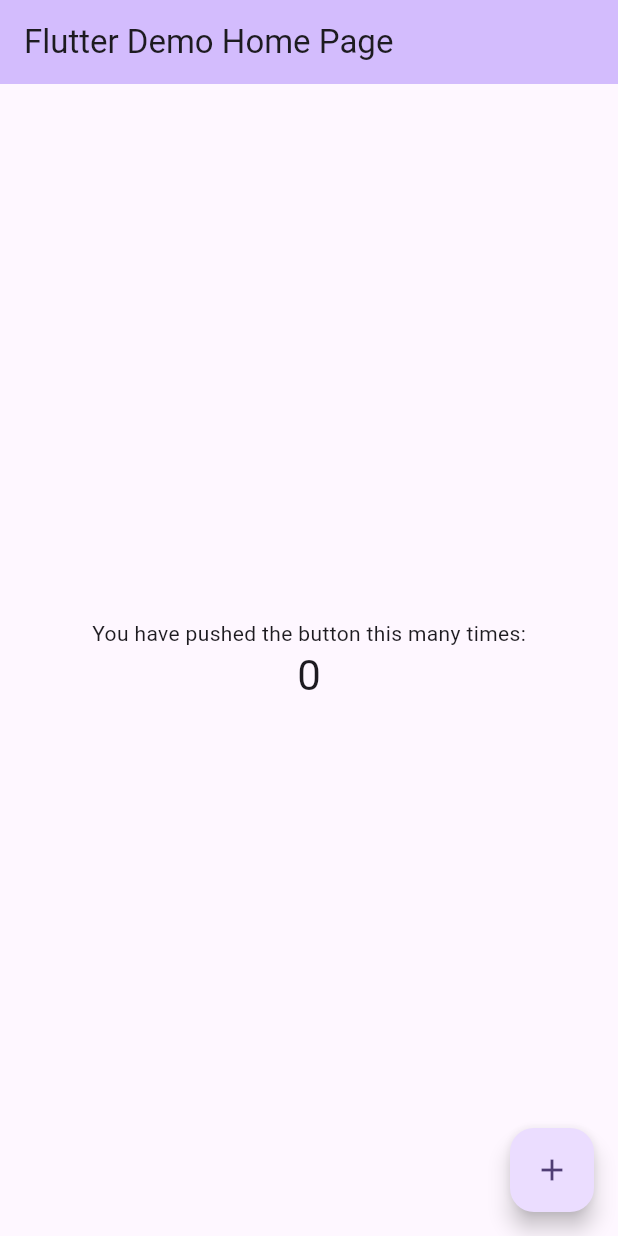
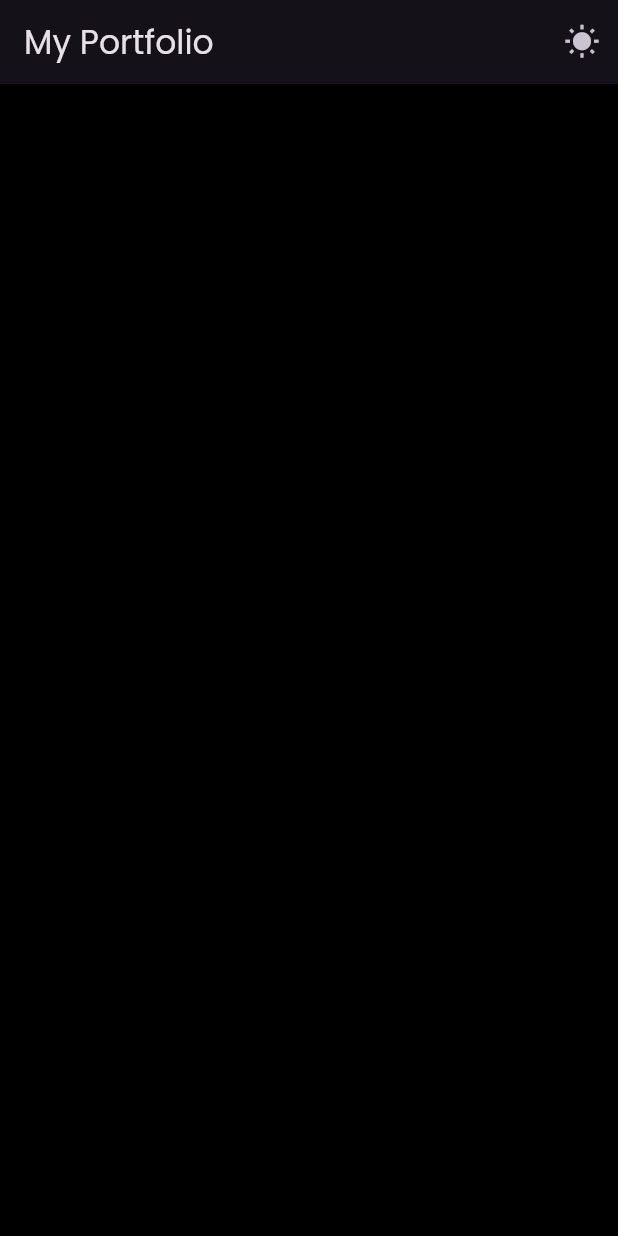
Before and after one commit to Muhammad-Rashid-172002/Portfolio, a Flutter app: the screen it shows after launch, on a phone screen of 412 x 824 dp. Run offline on Flutter 3.47's test engine with Material 3 defaults, Android fonts, the phone set to English and light mode, and no system bars; our stand-ins replace google_fonts.

Commit message:
Home Page done

```diff
--- /dev/null
+++ b/lib/Screens/homepage.dart
@@ -0,0 +1,33 @@
+import 'dart:ui';
+
+import 'package:flutter/material.dart';
+
+class HomePage extends StatelessWidget {
+  final VoidCallback toggleTheme;
+  final bool isDarkMode;
+
+  const HomePage({
+    super.key,
+    required this.toggleTheme,
+    required this.isDarkMode,
+  });
+
+  @override
+  Widget build(BuildContext context) {
+    return Scaffold(
+      appBar: AppBar(
+        title: const Text("My Portfolio"),
+        actions: [
+          IconButton(
+            icon: Icon(isDarkMode ? Icons.wb_sunny : Icons.nightlight_round),
+            onPressed: toggleTheme,
+          ),
+        ],
+      ),
+      body: SingleChildScrollView(child: Column(children: const [
+
+          ],
+        )),
+    );
+  }
+}
--- a/lib/main.dart
+++ b/lib/main.dart
@@ -1,122 +1,56 @@
 import 'package:flutter/material.dart';
+import 'package:google_fonts/google_fonts.dart';
+import 'package:portfolio/Screens/homepage.dart';
 
 void main() {
-  runApp(const MyApp());
+  runApp(const PortfolioApp());
 }
 
-class MyApp extends StatelessWidget {
-  const MyApp({super.key});
+class PortfolioApp extends StatefulWidget {
+  const PortfolioApp({super.key});
 
-  // This widget is the root of your application.
   @override
-  Widget build(BuildContext context) {
-    return MaterialApp(
-      title: 'Flutter Demo',
-      theme: ThemeData(
-        // This is the theme of your application.
-        //
-        // TRY THIS: Try running your application with "flutter run". You'll see
-        // the application has a purple toolbar. Then, without quitting the app,
-        // try changing the seedColor in the colorScheme below to Colors.green
-        // and then invoke "hot reload" (save your changes or press the "hot
-        // reload" button in a Flutter-supported IDE, or press "r" if you used
-        // the command line to start the app).
-        //
-        // Notice that the counter didn't reset back to zero; the application
-        // state is not lost during the reload. To reset the state, use hot
-        // restart instead.
-        //
-        // This works for code too, not just values: Most code changes can be
-        // tested with just a hot reload.
-        colorScheme: ColorScheme.fromSeed(seedColor: Colors.deepPurple),
-      ),
-      home: const MyHomePage(title: 'Flutter Demo Home Page'),
-    );
-  }
+  State<PortfolioApp> createState() => _PortfolioAppState();
 }
 
-class MyHomePage extends StatefulWidget {
-  const MyHomePage({super.key, required this.title});
+class _PortfolioAppState extends State<PortfolioApp> {
+  bool isDarkMode = true;
 
-  // This widget is the home page of your application. It is stateful, meaning
-  // that it has a State object (defined below) that contains fields that affect
-  // how it looks.
-
-  // This class is the configuration for the state. It holds the values (in this
-  // case the title) provided by the parent (in this case the App widget) and
-  // used by the build method of the State. Fields in a Widget subclass are
-  // always marked "final".
-
-  final String title;
-
-  @override
-  State<MyHomePage> createState() => _MyHomePageState();
-}
-
-class _MyHomePageState extends State<MyHomePage> {
-  int _counter = 0;
-
-  void _incrementCounter() {
+  void toggleTheme() {
     setState(() {
-      // This call to setState tells the Flutter framework that something has
-      // changed in this State, which causes it to rerun the build method below
-      // so that the display can reflect the updated values. If we changed
-      // _counter without calling setState(), then the build method would not be
-      // called again, and so nothing would appear to happen.
-      _counter++;
+      isDarkMode = !isDarkMode;
     });
   }
 
   @override
   Widget build(BuildContext context) {
-    // This method is rerun every time setState is called, for instance as done
-    // by the _incrementCounter method above.
-    //
-    // The Flutter framework has been optimized to make rerunning build methods
-    // fast, so that you can just rebuild anything that needs updating rather
-    // than having to individually change instances of widgets.
-    return Scaffold(
-      appBar: AppBar(
-        // TRY THIS: Try changing the color here to a specific color (to
-        // Colors.amber, perhaps?) and trigger a hot reload to see the AppBar
-        // change color while the other colors stay the same.
-        backgroundColor: Theme.of(context).colorScheme.inversePrimary,
-        // Here we take the value from the MyHomePage object that was created by
-        // the App.build method, and use it to set our appbar title.
-        title: Text(widget.title),
+    return MaterialApp(
+      debugShowCheckedModeBanner: false,
+      title: 'Muhammad Rashid Portfolio',
+      theme: ThemeData.light().copyWith(
+        textTheme: GoogleFonts.poppinsTextTheme(
+          ThemeData.light().textTheme.apply(
+            bodyColor: Colors.black,
+            displayColor: Colors.black,
+          ),
+        ),
+        scaffoldBackgroundColor: Colors.white,
+        primaryColor: Colors.deepPurple,
+        cardColor: Colors.white,
       ),
-      body: Center(
-        // Center is a layout widget. It takes a single child and positions it
-        // in the middle of the parent.
-        child: Column(
-          // Column is also a layout widget. It takes a list of children and
-          // arranges them vertically. By default, it sizes itself to fit its
-          // children horizontally, and tries to be as tall as its parent.
-          //
-          // Column has various properties to control how it sizes itself and
-          // how it positions its children. Here we use mainAxisAlignment to
-          // center the children vertically; the main axis here is the vertical
-          // axis because Columns are vertical (the cross axis would be
-          // horizontal).
-          //
-          // TRY THIS: Invoke "debug painting" (choose the "Toggle Debug Paint"
-          // action in the IDE, or press "p" in the console), to see the
-          // wireframe for each widget.
-          mainAxisAlignment: MainAxisAlignment.center,
-          children: <Widget>[
-            const Text('You have pushed the button this many times:'),
-            Text(
-              '$_counter',
-              style: Theme.of(context).textTheme.headlineMedium,
-            ),
-          ],
+      darkTheme: ThemeData.dark().copyWith(
+        textTheme: GoogleFonts.poppinsTextTheme(
+          ThemeData.dark().textTheme.apply(
+            bodyColor: Colors.white,
+            displayColor: Colors.white,
+          ),
         ),
+        scaffoldBackgroundColor: Colors.black,
+        primaryColor: Colors.deepPurpleAccent,
+        cardColor: Colors.grey[900],
       ),
-      floatingActionButton: FloatingActionButton(
-        onPressed: _incrementCounter,
-        tooltip: 'Increment',
-        child: const Icon(Icons.add),
-      ), // This trailing comma makes auto-formatting nicer for build methods.
+      themeMode: isDarkMode ? ThemeMode.dark : ThemeMode.light,
+      home: HomePage(toggleTheme: toggleTheme, isDarkMode: isDarkMode),
     );
   }
 }
--- a/pubspec.yaml
+++ b/pubspec.yaml
@@ -34,6 +34,9 @@ dependencies:
   # The following adds the Cupertino Icons font to your application.
   # Use with the CupertinoIcons class for iOS style icons.
   cupertino_icons: ^1.0.8
+  google_fonts: ^6.2.1
+  url_launcher: ^6.3.2
+  font_awesome_flutter: ^10.8.0
 
 dev_dependencies:
   flutter_test:
```
Also changed, not shown: lib/Screens/CertificationsSection.dart (added), lib/Screens/ContactSection.dart (added), lib/Screens/ExperienceSection.dart (added), lib/Screens/HeroSection.dart (added), lib/Screens/ProjectsSection.dart (added), lib/Screens/aboutsection.dart (added), pubspec.lock, 6 other files.
